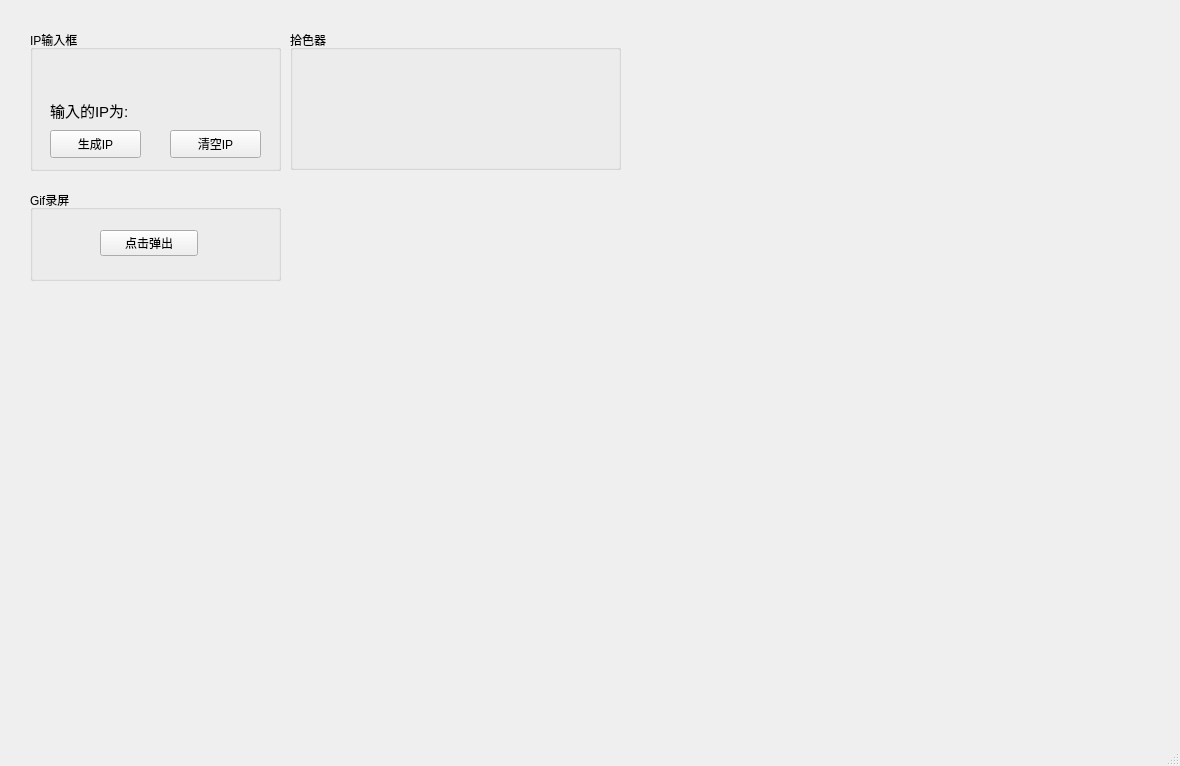
First picture: the form in mainwindow.ui, repository TURIING/QtDemo, before the edit.
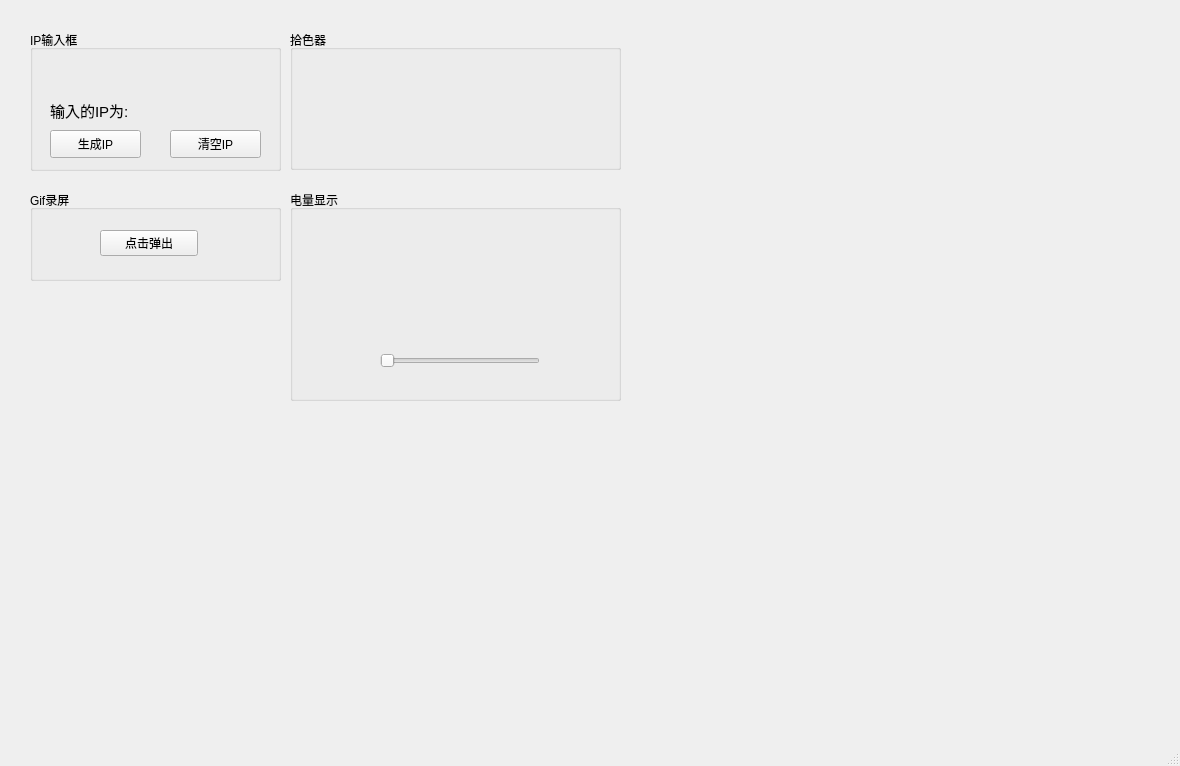
Second picture: the form after the edit. Custom widgets are drawn as their Qt base class.

Commit message: feat: 实现电量显示控件

```diff
--- a/mainwindow.ui
+++ b/mainwindow.ui
@@ -143,6 +143,42 @@
      </property>
     </widget>
    </widget>
+   <widget class="QGroupBox" name="groupBox_4">
+    <property name="geometry">
+     <rect>
+      <x>290</x>
+      <y>190</y>
+      <width>331</width>
+      <height>211</height>
+     </rect>
+    </property>
+    <property name="title">
+     <string>电量显示</string>
+    </property>
+    <widget class="Battery" name="widgetBattery" native="true">
+     <property name="geometry">
+      <rect>
+       <x>50</x>
+       <y>50</y>
+       <width>231</width>
+       <height>81</height>
+      </rect>
+     </property>
+    </widget>
+    <widget class="QSlider" name="horizontalSliderBattery">
+     <property name="geometry">
+      <rect>
+       <x>90</x>
+       <y>160</y>
+       <width>160</width>
+       <height>22</height>
+      </rect>
+     </property>
+     <property name="orientation">
+      <enum>Qt::Horizontal</enum>
+     </property>
+    </widget>
+   </widget>
   </widget>
   <widget class="QMenuBar" name="menubar">
    <property name="geometry">
@@ -169,6 +205,12 @@
    <header>ColorPicker.h</header>
    <container>1</container>
   </customwidget>
+  <customwidget>
+   <class>Battery</class>
+   <extends>QWidget</extends>
+   <header>Battery.h</header>
+   <container>1</container>
+  </customwidget>
  </customwidgets>
  <resources/>
  <connections/>
```
Left out of the diff: 4 changed lines with no effect on the pictures. The commit also changes 5 other files.
